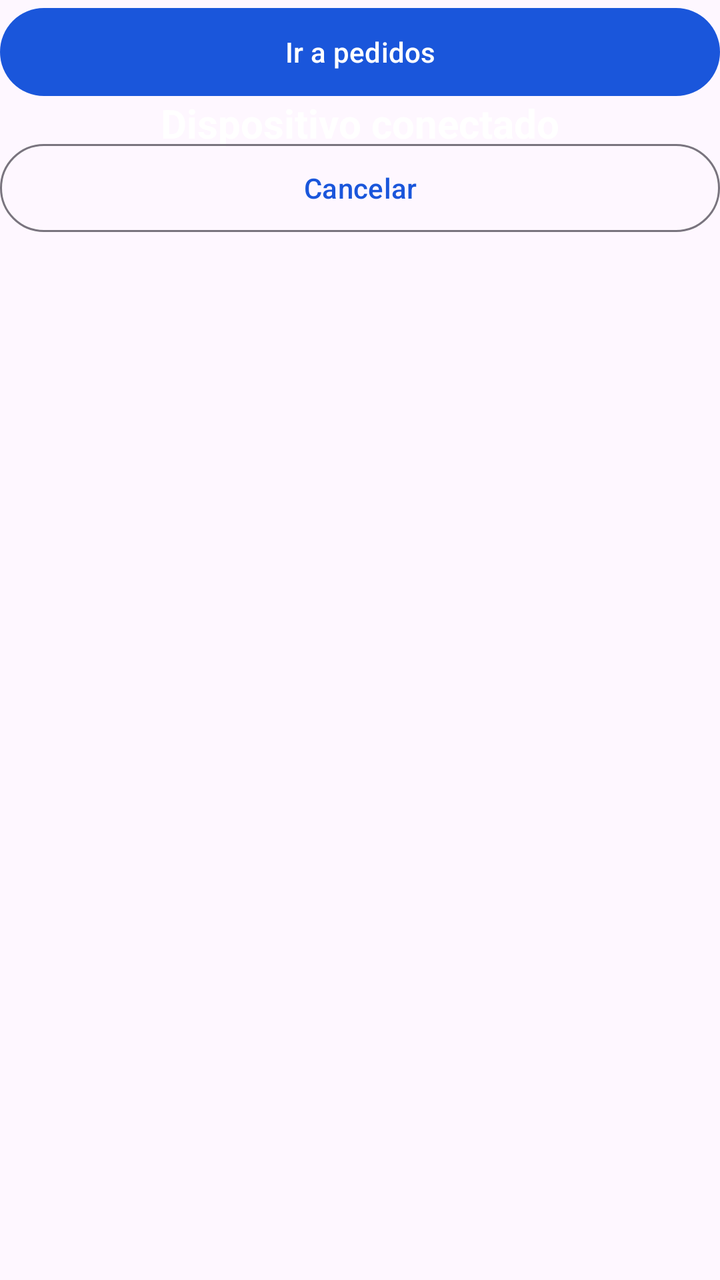
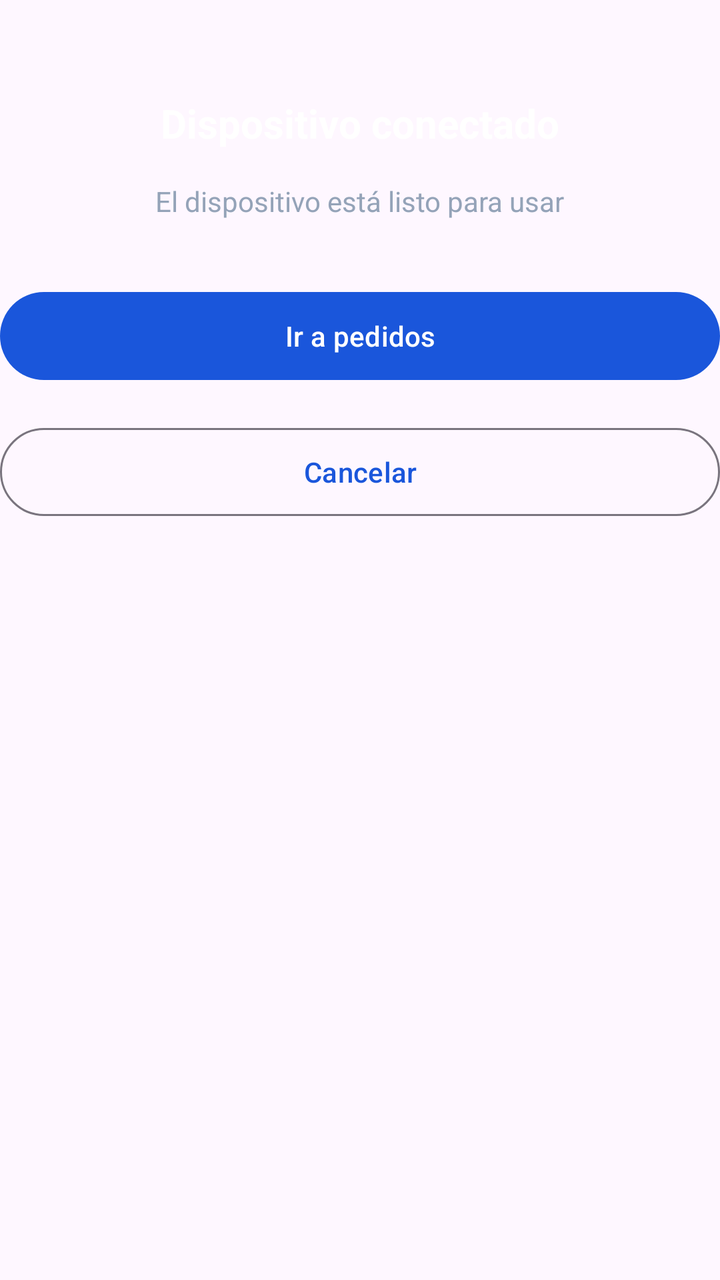

Before-and-after screenshots of an Android layout around one commit, followed by the original layout XML and the change that was made.
<!-- AndroidManifest.xml: application theme Theme.CafeteriaPOS -->
<!-- res/layout/activity_device_pairing.xml -->
<?xml version="1.0" encoding="utf-8"?>
<androidx.constraintlayout.widget.ConstraintLayout xmlns:android="http://schemas.android.com/apk/res/android"
    xmlns:app="http://schemas.android.com/apk/res-auto"
    xmlns:tools="http://schemas.android.com/tools"
    android:layout_width="match_parent"
    android:layout_height="match_parent"
    android:background="?attr/colorSurface">

    <TextView
        android:layout_width="wrap_content"
        android:layout_height="wrap_content"
        android:layout_marginTop="48dp"
        android:text="Dispositivo conectado"
        android:textColor="@android:color/white"
        android:textSize="20sp"
        android:textStyle="bold"
        app:layout_constraintTop_toTopOf="parent"
        app:layout_constraintStart_toStartOf="parent"
        app:layout_constraintEnd_toEndOf="parent" />

    <TextView
        android:layout_width="wrap_content"
        android:layout_height="wrap_content"
        android:layout_marginTop="16dp"
        android:text="El dispositivo está listo para usar"
        android:textColor="#94a3b8"
        app:layout_constraintTop_toBottomOf="@id/tvTitle"
        app:layout_constraintStart_toStartOf="parent"
        app:layout_constraintEnd_toEndOf="parent" />

    <com.google.android.material.button.MaterialButton
        android:id="@+id/btnOpenPairPage"
        android:layout_width="match_parent"
        android:layout_height="52dp"
        android:layout_marginTop="32dp"
        android:text="Ir a pedidos"
        app:layout_constraintTop_toBottomOf="@id/tvSubtitle"
        app:layout_constraintStart_toStartOf="parent"
        app:layout_constraintEnd_toEndOf="parent" />

    <com.google.android.material.button.MaterialButton
        android:id="@+id/btnCancel"
        style="@style/Widget.Material3.Button.OutlinedButton"
        android:layout_width="match_parent"
        android:layout_height="52dp"
        android:layout_marginTop="16dp"
        android:text="Cancelar"
        app:layout_constraintTop_toBottomOf="@id/btnOpenPairPage"
        app:layout_constraintStart_toStartOf="parent"
        app:layout_constraintEnd_toEndOf="parent" />

</androidx.constraintlayout.widget.ConstraintLayout>
<!-- resources referenced by this layout -->
<resources>
  <style name="Theme.CafeteriaPOS" parent="Theme.Material3.Light.NoActionBar">
          <item name="colorPrimary">@color/primary</item>
          <item name="colorPrimaryDark">@color/primary_dark</item>
          <item name="colorSecondary">@color/secondary</item>
          <item name="colorError">@color/error</item>
          <item name="android:windowBackground">@color/background</item>
          <item name="android:textColorPrimary">@color/text_primary</item>
          <item name="android:textColorSecondary">@color/text_secondary</item>
      </style>
  <color name="primary">#1a56db</color>
  <color name="primary_dark">#1341b0</color>
  <color name="secondary">#0e9f6e</color>
  <color name="error">#dc2626</color>
  <color name="background">#f3f4f6</color>
  <color name="text_primary">#111827</color>
  <color name="text_secondary">#6b7280</color>
</resources>

<!-- the commit's change to res/layout/activity_device_pairing.xml (unified diff, before → after) -->
@@ -7,6 +7,7 @@
     android:background="?attr/colorSurface">
 
     <TextView
+        android:id="@+id/tvTitle"
         android:layout_width="wrap_content"
         android:layout_height="wrap_content"
         android:layout_marginTop="48dp"
@@ -19,6 +20,7 @@
         app:layout_constraintEnd_toEndOf="parent" />
 
     <TextView
+        android:id="@+id/tvSubtitle"
         android:layout_width="wrap_content"
         android:layout_height="wrap_content"
         android:layout_marginTop="16dp"
